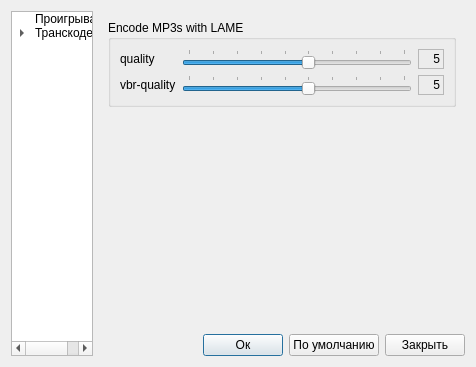
Above: ui/preferences.ui from ipse666/cueplayer before the change. Below: the same form after it.
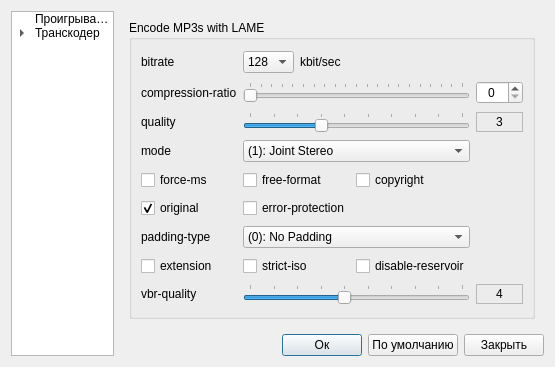
That is the form after the change. The open tabs and pages were chosen to show the change. Icons and pictures are not drawn.

Diff of the .ui file:
```diff
--- a/ui/preferences.ui
+++ b/ui/preferences.ui
@@ -6,8 +6,8 @@
    <rect>
     <x>0</x>
     <y>0</y>
-    <width>476</width>
-    <height>340</height>
+    <width>555</width>
+    <height>351</height>
    </rect>
   </property>
   <property name="windowTitle">
@@ -616,18 +616,203 @@
       <layout class="QGridLayout" name="gridLayout_12">
        <item row="0" column="0">
         <widget class="QGroupBox" name="groupBox_11">
+         <property name="enabled">
+          <bool>true</bool>
+         </property>
          <property name="title">
           <string>Encode MP3s with LAME</string>
          </property>
          <layout class="QGridLayout" name="gridLayout_8">
           <item row="0" column="0">
+           <widget class="QLabel" name="label_11">
+            <property name="text">
+             <string>bitrate </string>
+            </property>
+           </widget>
+          </item>
+          <item row="0" column="1">
+           <widget class="QComboBox" name="lameBitrateBox">
+            <property name="sizePolicy">
+             <sizepolicy hsizetype="Fixed" vsizetype="Fixed">
+              <horstretch>1</horstretch>
+              <verstretch>0</verstretch>
+             </sizepolicy>
+            </property>
+            <property name="currentIndex">
+             <number>11</number>
+            </property>
+            <item>
+             <property name="text">
+              <string>8</string>
+             </property>
+            </item>
+            <item>
+             <property name="text">
+              <string>16</string>
+             </property>
+            </item>
+            <item>
+             <property name="text">
+              <string>24</string>
+             </property>
+            </item>
+            <item>
+             <property name="text">
+              <string>32</string>
+             </property>
+            </item>
+            <item>
+             <property name="text">
+              <string>40</string>
+             </property>
+            </item>
+            <item>
+             <property name="text">
+              <string>48</string>
+             </property>
+            </item>
+            <item>
+             <property name="text">
+              <string>56</string>
+             </property>
+            </item>
+            <item>
+             <property name="text">
+              <string>64</string>
+             </property>
+            </item>
+            <item>
+             <property name="text">
+              <string>80</string>
+             </property>
+            </item>
+            <item>
+             <property name="text">
+              <string>96</string>
+             </property>
+            </item>
+            <item>
+             <property name="text">
+              <string>112</string>
+             </property>
+            </item>
+            <item>
+             <property name="text">
+              <string>128</string>
+             </property>
+            </item>
+            <item>
+             <property name="text">
+              <string>160</string>
+             </property>
+            </item>
+            <item>
+             <property name="text">
+              <string>192</string>
+             </property>
+            </item>
+            <item>
+             <property name="text">
+              <string>224</string>
+             </property>
+            </item>
+            <item>
+             <property name="text">
+              <string>256</string>
+             </property>
+            </item>
+            <item>
+             <property name="text">
+              <string>320</string>
+             </property>
+            </item>
+           </widget>
+          </item>
+          <item row="0" column="2" colspan="2">
+           <widget class="QLabel" name="label_12">
+            <property name="sizePolicy">
+             <sizepolicy hsizetype="Preferred" vsizetype="Preferred">
+              <horstretch>1</horstretch>
+              <verstretch>0</verstretch>
+             </sizepolicy>
+            </property>
+            <property name="text">
+             <string>kbit/sec</string>
+            </property>
+           </widget>
+          </item>
+          <item row="0" column="4">
+           <spacer name="horizontalSpacer_4">
+            <property name="orientation">
+             <enum>Qt::Horizontal</enum>
+            </property>
+            <property name="sizeHint" stdset="0">
+             <size>
+              <width>30</width>
+              <height>20</height>
+             </size>
+            </property>
+           </spacer>
+          </item>
+          <item row="1" column="0">
+           <widget class="QLabel" name="label_13">
+            <property name="text">
+             <string>compression-ratio</string>
+            </property>
+           </widget>
+          </item>
+          <item row="1" column="1" colspan="3">
+           <widget class="QSlider" name="lameCRSlider">
+            <property name="sizePolicy">
+             <sizepolicy hsizetype="Expanding" vsizetype="Fixed">
+              <horstretch>9</horstretch>
+              <verstretch>0</verstretch>
+             </sizepolicy>
+            </property>
+            <property name="minimum">
+             <number>0</number>
+            </property>
+            <property name="maximum">
+             <number>200</number>
+            </property>
+            <property name="singleStep">
+             <number>1</number>
+            </property>
+            <property name="pageStep">
+             <number>10</number>
+            </property>
+            <property name="value">
+             <number>0</number>
+            </property>
+            <property name="orientation">
+             <enum>Qt::Horizontal</enum>
+            </property>
+            <property name="tickPosition">
+             <enum>QSlider::TicksAbove</enum>
+            </property>
+            <property name="tickInterval">
+             <number>10</number>
+            </property>
+           </widget>
+          </item>
+          <item row="1" column="4">
+           <widget class="QSpinBox" name="lameCRspinBox">
+            <property name="alignment">
+             <set>Qt::AlignCenter</set>
+            </property>
+            <property name="maximum">
+             <number>200</number>
+            </property>
+           </widget>
+          </item>
+          <item row="2" column="0">
            <widget class="QLabel" name="label_2">
             <property name="text">
              <string>quality</string>
             </property>
            </widget>
           </item>
-          <item row="0" column="1">
+          <item row="2" column="1" colspan="3">
            <widget class="QSlider" name="lameQuaSlider">
             <property name="sizePolicy">
              <sizepolicy hsizetype="Expanding" vsizetype="Fixed">
@@ -648,7 +833,7 @@
              <number>1</number>
             </property>
             <property name="value">
-             <number>5</number>
+             <number>3</number>
             </property>
             <property name="orientation">
              <enum>Qt::Horizontal</enum>
@@ -661,11 +846,11 @@
             </property>
            </widget>
           </item>
-          <item row="0" column="2">
+          <item row="2" column="4">
            <widget class="QLabel" name="lameQuaValue">
             <property name="sizePolicy">
              <sizepolicy hsizetype="Preferred" vsizetype="Preferred">
-              <horstretch>1</horstretch>
+              <horstretch>0</horstretch>
               <verstretch>0</verstretch>
              </sizepolicy>
             </property>
@@ -673,21 +858,210 @@
              <enum>QFrame::StyledPanel</enum>
             </property>
             <property name="text">
-             <string>5</string>
+             <string>3</string>
             </property>
             <property name="alignment">
-             <set>Qt::AlignRight|Qt::AlignTrailing|Qt::AlignVCenter</set>
+             <set>Qt::AlignCenter</set>
             </property>
            </widget>
           </item>
-          <item row="1" column="0">
+          <item row="3" column="0">
+           <widget class="QLabel" name="label_14">
+            <property name="text">
+             <string>mode</string>
+            </property>
+           </widget>
+          </item>
+          <item row="3" column="1" colspan="3">
+           <widget class="QComboBox" name="lameModeComboBox">
+            <property name="currentIndex">
+             <number>1</number>
+            </property>
+            <item>
+             <property name="text">
+              <string>(0): Stereo</string>
+             </property>
+            </item>
+            <item>
+             <property name="text">
+              <string>(1): Joint Stereo</string>
+             </property>
+            </item>
+            <item>
+             <property name="text">
+              <string>(2): Dual Channel</string>
+             </property>
+            </item>
+            <item>
+             <property name="text">
+              <string>(3): Mono</string>
+             </property>
+            </item>
+            <item>
+             <property name="text">
+              <string>(4): Auto</string>
+             </property>
+            </item>
+           </widget>
+          </item>
+          <item row="3" column="4">
+           <spacer name="horizontalSpacer_3">
+            <property name="orientation">
+             <enum>Qt::Horizontal</enum>
+            </property>
+            <property name="sizeHint" stdset="0">
+             <size>
+              <width>19</width>
+              <height>20</height>
+             </size>
+            </property>
+           </spacer>
+          </item>
+          <item row="4" column="0">
+           <widget class="QCheckBox" name="lameForseMs">
+            <property name="text">
+             <string>force-ms</string>
+            </property>
+           </widget>
+          </item>
+          <item row="4" column="1" colspan="2">
+           <widget class="QCheckBox" name="lameFreeFormat">
+            <property name="text">
+             <string>free-format </string>
+            </property>
+           </widget>
+          </item>
+          <item row="4" column="3">
+           <widget class="QCheckBox" name="lameCopyight">
+            <property name="text">
+             <string>copyright</string>
+            </property>
+           </widget>
+          </item>
+          <item row="4" column="4">
+           <spacer name="horizontalSpacer_5">
+            <property name="orientation">
+             <enum>Qt::Horizontal</enum>
+            </property>
+            <property name="sizeHint" stdset="0">
+             <size>
+              <width>30</width>
+              <height>20</height>
+             </size>
+            </property>
+           </spacer>
+          </item>
+          <item row="5" column="0">
+           <widget class="QCheckBox" name="lameOriginal">
+            <property name="text">
+             <string>original</string>
+            </property>
+            <property name="checked">
+             <bool>true</bool>
+            </property>
+           </widget>
+          </item>
+          <item row="5" column="1" colspan="2">
+           <widget class="QCheckBox" name="lameErrProt">
+            <property name="text">
+             <string>error-protection</string>
+            </property>
+           </widget>
+          </item>
+          <item row="5" column="4">
+           <spacer name="horizontalSpacer_6">
+            <property name="orientation">
+             <enum>Qt::Horizontal</enum>
+            </property>
+            <property name="sizeHint" stdset="0">
+             <size>
+              <width>19</width>
+              <height>20</height>
+             </size>
+            </property>
+           </spacer>
+          </item>
+          <item row="6" column="0">
+           <widget class="QLabel" name="label_15">
+            <property name="text">
+             <string>padding-type</string>
+            </property>
+           </widget>
+          </item>
+          <item row="6" column="1" colspan="3">
+           <widget class="QComboBox" name="lamePaddingType">
+            <item>
+             <property name="text">
+              <string>(0): No Padding</string>
+             </property>
+            </item>
+            <item>
+             <property name="text">
+              <string>(1): Always Pad</string>
+             </property>
+            </item>
+            <item>
+             <property name="text">
+              <string>(2): Adjust Padding</string>
+             </property>
+            </item>
+           </widget>
+          </item>
+          <item row="6" column="4">
+           <spacer name="horizontalSpacer_7">
+            <property name="orientation">
+             <enum>Qt::Horizontal</enum>
+            </property>
+            <property name="sizeHint" stdset="0">
+             <size>
+              <width>19</width>
+              <height>20</height>
+             </size>
+            </property>
+           </spacer>
+          </item>
+          <item row="7" column="0">
+           <widget class="QCheckBox" name="lameExtention">
+            <property name="text">
+             <string>extension</string>
+            </property>
+           </widget>
+          </item>
+          <item row="7" column="1" colspan="2">
+           <widget class="QCheckBox" name="lameStrictIso">
+            <property name="text">
+             <string>strict-iso</string>
+            </property>
+           </widget>
+          </item>
+          <item row="7" column="3">
+           <widget class="QCheckBox" name="lameDisRese">
+            <property name="text">
+             <string>disable-reservoir</string>
+            </property>
+           </widget>
+          </item>
+          <item row="7" column="4">
+           <spacer name="horizontalSpacer_8">
+            <property name="orientation">
+             <enum>Qt::Horizontal</enum>
+            </property>
+            <property name="sizeHint" stdset="0">
+             <size>
+              <width>13</width>
+              <height>20</height>
+             </size>
+            </property>
+           </spacer>
+          </item>
+          <item row="8" column="0">
            <widget class="QLabel" name="label_3">
             <property name="text">
              <string>vbr-quality</string>
             </property>
            </widget>
           </item>
-          <item row="1" column="1">
+          <item row="8" column="1" colspan="3">
            <widget class="QSlider" name="lameVbrQuaSlider">
             <property name="sizePolicy">
              <sizepolicy hsizetype="Expanding" vsizetype="Fixed">
@@ -708,7 +1082,7 @@
              <number>1</number>
             </property>
             <property name="value">
-             <number>5</number>
+             <number>4</number>
             </property>
             <property name="orientation">
              <enum>Qt::Horizontal</enum>
@@ -721,11 +1095,11 @@
             </property>
            </widget>
           </item>
-          <item row="1" column="2">
+          <item row="8" column="4">
            <widget class="QLabel" name="lameVbrQuaValue">
             <property name="sizePolicy">
              <sizepolicy hsizetype="Preferred" vsizetype="Preferred">
-              <horstretch>1</horstretch>
+              <horstretch>0</horstretch>
               <verstretch>0</verstretch>
              </sizepolicy>
             </property>
@@ -736,32 +1110,19 @@
              <enum>QFrame::Plain</enum>
             </property>
             <property name="text">
-             <string>5</string>
+             <string>4</string>
             </property>
             <property name="textFormat">
              <enum>Qt::PlainText</enum>
             </property>
             <property name="alignment">
-             <set>Qt::AlignRight|Qt::AlignTrailing|Qt::AlignVCenter</set>
+             <set>Qt::AlignCenter</set>
             </property>
            </widget>
           </item>
          </layout>
         </widget>
        </item>
-       <item row="1" column="0">
-        <spacer name="verticalSpacer_4">
-         <property name="orientation">
-          <enum>Qt::Vertical</enum>
-         </property>
-         <property name="sizeHint" stdset="0">
-          <size>
-           <width>20</width>
-           <height>168</height>
-          </size>
-         </property>
-        </spacer>
-       </item>
       </layout>
      </widget>
      <widget class="QWidget" name="page_5">
```
Left out of the diff: 92 changed lines with no effect on the pictures.
